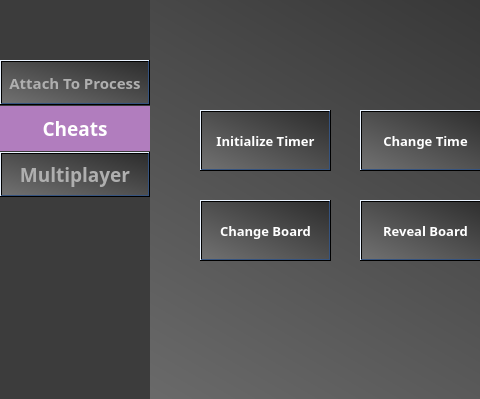
Old version of the form gui/cheats_widget.ui in the repository itaybiran/MinesweeperCheats-Client; both pictures show x 0 to 480 and y 0 to 399 of the 699 by 399 pixel window.
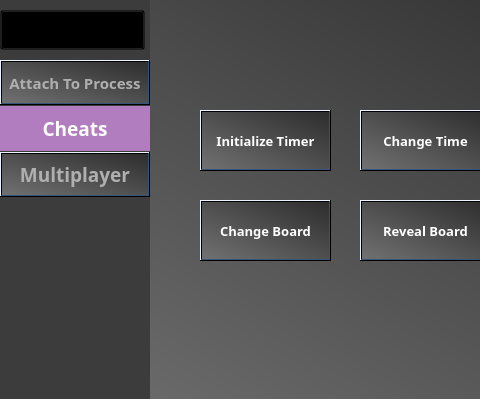
New version of the form. Icons and pictures are not drawn.

What changed in the file:
```diff
--- a/gui/cheats_widget.ui
+++ b/gui/cheats_widget.ui
@@ -3465,34 +3465,6 @@
      <string>Multiplayer</string>
     </property>
    </widget>
-   <widget class="QLabel" name="NameLabel">
-    <property name="geometry">
-     <rect>
-      <x>15</x>
-      <y>15</y>
-      <width>121</width>
-      <height>31</height>
-     </rect>
-    </property>
-    <property name="font">
-     <font>
-      <family>Segoe UI Black</family>
-      <pointsize>16</pointsize>
-      <weight>75</weight>
-      <bold>true</bold>
-     </font>
-    </property>
-    <property name="styleSheet">
-     <string notr="true">background-color:transparent;
-color:white;</string>
-    </property>
-    <property name="text">
-     <string/>
-    </property>
-    <property name="alignment">
-     <set>Qt::AlignCenter</set>
-    </property>
-   </widget>
    <widget class="QPushButton" name="ProcessButton">
     <property name="geometry">
      <rect>
@@ -4530,6 +4502,37 @@
      </size>
     </property>
    </widget>
+   <widget class="QPushButton" name="NameLabel">
+    <property name="geometry">
+     <rect>
+      <x>0</x>
+      <y>10</y>
+      <width>145</width>
+      <height>40</height>
+     </rect>
+    </property>
+    <property name="font">
+     <font>
+      <family>Segoe UI Black</family>
+      <pointsize>11</pointsize>
+      <weight>75</weight>
+      <bold>true</bold>
+     </font>
+    </property>
+    <property name="styleSheet">
+     <string notr="true">background-color:transparent;
+color:white;</string>
+    </property>
+    <property name="text">
+     <string/>
+    </property>
+    <property name="iconSize">
+     <size>
+      <width>39</width>
+      <height>39</height>
+     </size>
+    </property>
+   </widget>
   </widget>
  </widget>
  <resources/>
```
